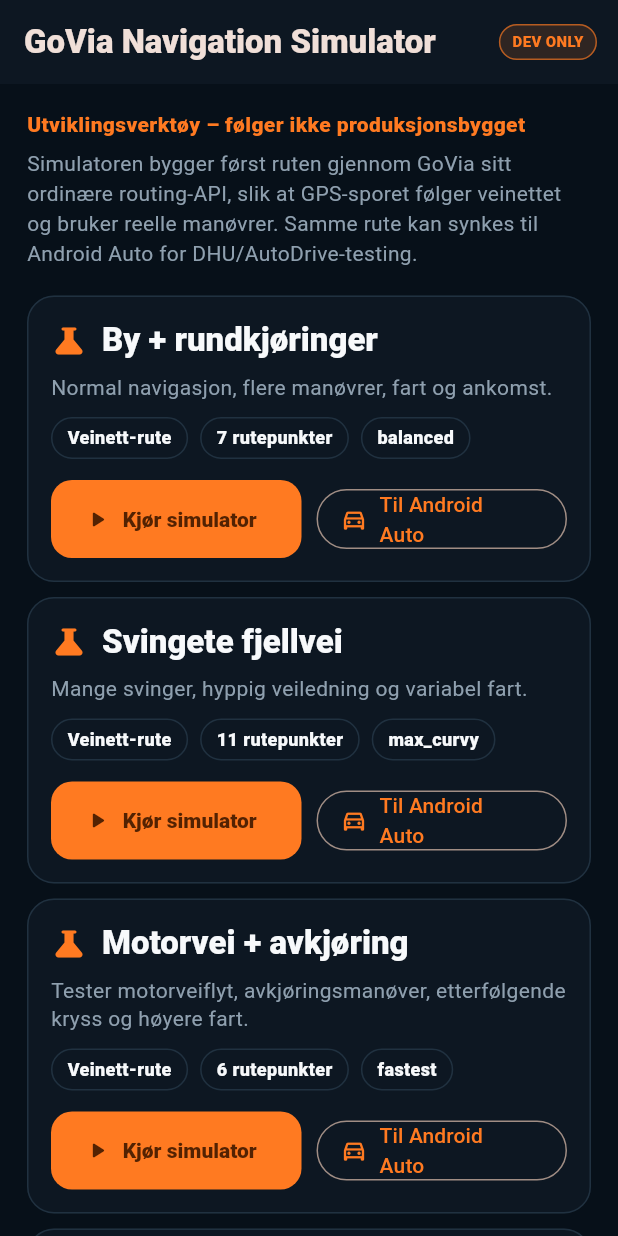
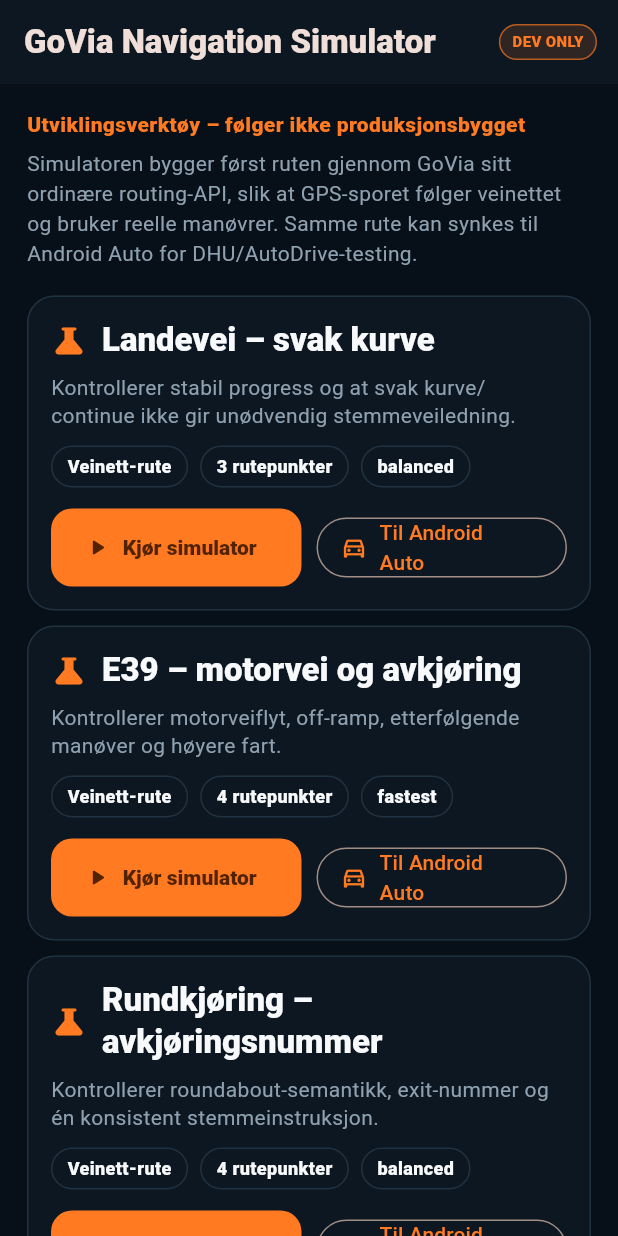
Before and after one commit to rengelse/GoVia-Mobile, a Flutter app: the NavigationSimulatorScreen screen opened directly, on a phone screen of 412 x 824 dp. Run offline on Flutter 3.47's test engine with Material 3 defaults, Android fonts, the phone set to English and light mode, and no system bars; our stand-ins replace flutter_secure_storage, flutter_tts, geolocator, image_picker, open_filex, package_info_plus and 3 more; missing offline and left inert: maplibre_gl, mobile_scanner; accounts and stored records are empty; network calls fail.

Commit message:
v0.1.126

```diff
--- a/lib/dev/navigation_simulator/navigation_simulator_screen.dart
+++ b/lib/dev/navigation_simulator/navigation_simulator_screen.dart
@@ -84,7 +84,7 @@
         });
       }
       final route = parseNavigationSimulatorRoadRoute(response, scenario: scenario);
-      if (scenario.id == 'urban' && !hasRoundaboutSemantic(route.maneuvers) && mounted) {
+      if (scenario.id == 'roundabout' && !hasRoundaboutSemantic(route.maneuvers) && mounted) {
         ScaffoldMessenger.of(context).showSnackBar(
           const SnackBar(
             content: Text('Rundkjøringsdiagnostikk: verken route- eller guidance-kilden leverte roundabout-semantikk. Dette er et routing/provider-gap.'),
--- a/lib/dev/navigation_simulator/simulator_models.dart
+++ b/lib/dev/navigation_simulator/simulator_models.dart
@@ -57,105 +57,129 @@
 
 List<NavigationSimulatorScenario> buildNavigationSimulatorScenarios() => [
       _scenario(
-        id: 'urban',
-        name: 'By + rundkjøringer',
-        description: 'Normal navigasjon, flere manøvrer, fart og ankomst.',
+        id: 'country-road',
+        name: 'Landevei – svak kurve',
+        description: 'Kontrollerer stabil progress og at svak kurve/continue ikke gir unødvendig stemmeveiledning.',
         points: const [
-          GeoPoint(lat: 60.3913, lon: 5.3221),
-          GeoPoint(lat: 60.3926, lon: 5.3273),
-          GeoPoint(lat: 60.3952, lon: 5.3310),
-          GeoPoint(lat: 60.3987, lon: 5.3330),
-          GeoPoint(lat: 60.4021, lon: 5.3302),
-          GeoPoint(lat: 60.4055, lon: 5.3250),
-          GeoPoint(lat: 60.4082, lon: 5.3190),
+          GeoPoint(lat: 60.3318, lon: 5.3118),
+          GeoPoint(lat: 60.3257, lon: 5.3168),
+          GeoPoint(lat: 60.3192, lon: 5.3209),
         ],
         instructions: const [
-          ('depart', 'straight', 'Kjør nordover', 'Kaigaten'),
-          ('turn', 'right', 'Ta til høyre', 'Strømgaten'),
-          ('roundabout', 'right', 'Ta andre avkjøring i rundkjøringen', 'Åsaneveien'),
-          ('turn', 'left', 'Ta til venstre', 'Myrdalsvegen'),
-          ('turn', 'right', 'Hold til høyre', 'Liamyrane'),
-          ('arrive', '', 'Målet er på høyre side', ''),
+          ('depart', 'straight', 'Start', 'Osvegen'),
+          ('continue', 'slight_right', 'Følg veien', 'Osvegen'),
+          ('arrive', '', 'Du er fremme', ''),
         ],
         profile: 'balanced',
-        speedMps: 13.9,
+        speedMps: 18.0,
       ),
       _scenario(
-        id: 'curvy',
-        name: 'Svingete fjellvei',
-        description: 'Mange svinger, hyppig veiledning og variabel fart.',
+        id: 'motorway-exit',
+        name: 'E39 – motorvei og avkjøring',
+        description: 'Kontrollerer motorveiflyt, off-ramp, etterfølgende manøver og høyere fart.',
         points: const [
-          GeoPoint(lat: 60.4322, lon: 5.3945),
-          GeoPoint(lat: 60.4350, lon: 5.4010),
-          GeoPoint(lat: 60.4381, lon: 5.3980),
-          GeoPoint(lat: 60.4410, lon: 5.4055),
-          GeoPoint(lat: 60.4444, lon: 5.4013),
-          GeoPoint(lat: 60.4470, lon: 5.4095),
-          GeoPoint(lat: 60.4501, lon: 5.4040),
-          GeoPoint(lat: 60.4530, lon: 5.4122),
-          GeoPoint(lat: 60.4562, lon: 5.4080),
-          GeoPoint(lat: 60.4590, lon: 5.4160),
-          GeoPoint(lat: 60.4620, lon: 5.4115),
+          GeoPoint(lat: 60.3638, lon: 5.3512),
+          GeoPoint(lat: 60.3492, lon: 5.3508),
+          GeoPoint(lat: 60.3340, lon: 5.3468),
+          GeoPoint(lat: 60.3207, lon: 5.3408),
         ],
         instructions: const [
-          ('depart', 'straight', 'Start på fjellveien', 'Gullfjellsvegen'),
-          ('turn', 'right', 'Sving skarpt til høyre', 'Gullfjellsvegen'),
-          ('turn', 'left', 'Sving til venstre', 'Gullfjellsvegen'),
-          ('turn', 'right', 'Hold til høyre', 'Fjellvegen'),
-          ('turn', 'left', 'Ta til venstre', 'Fjellvegen'),
-          ('turn', 'right', 'Sving til høyre', 'Fjellvegen'),
-          ('turn', 'left', 'Hold til venstre', 'Fjellvegen'),
-          ('arrive', '', 'Du er fremme ved utsiktspunktet', ''),
-        ],
-        profile: 'max_curvy',
-        speedMps: 9.7,
-      ),
-      _scenario(
-        id: 'motorway',
-        name: 'Motorvei + avkjøring',
-        description: 'Tester motorveiflyt, avkjøringsmanøver, etterfølgende kryss og høyere fart.',
-        points: const [
-          GeoPoint(lat: 60.3786, lon: 5.3372),
-          GeoPoint(lat: 60.3630, lon: 5.3517),
-          GeoPoint(lat: 60.3462, lon: 5.3510),
-          GeoPoint(lat: 60.3290, lon: 5.3445),
-          GeoPoint(lat: 60.3115, lon: 5.3375),
-          GeoPoint(lat: 60.2980, lon: 5.3260),
-        ],
-        instructions: const [
-          ('depart', 'straight', 'Kjør inn på hovedveien', 'E39'),
-          ('off_ramp', 'right', 'Ta neste avkjøring', 'Rv580'),
-          ('turn', 'left', 'Ta til venstre etter avkjøringen', 'Flyplassvegen'),
+          ('depart', 'straight', 'Kjør inn på E39', 'E39'),
+          ('off_ramp', 'right', 'Ta avkjøringen', 'Fjøsangerveien'),
+          ('turn', 'right', 'Ta til høyre', 'Fjøsangerveien'),
           ('arrive', '', 'Du er fremme', ''),
         ],
         profile: 'fastest',
-        speedMps: 22.2,
+        speedMps: 23.0,
       ),
       _scenario(
-        id: 'stress',
-        name: 'Stress / feilkjøring',
-        description: 'GPS-jitter, GPS-tap, kø, stopp, off-route, reroute og ankomst.',
+        id: 'roundabout',
+        name: 'Rundkjøring – avkjøringsnummer',
+        description: 'Kontrollerer roundabout-semantikk, exit-nummer og én konsistent stemmeinstruksjon.',
+        points: const [
+          GeoPoint(lat: 60.2939, lon: 5.3303),
+          GeoPoint(lat: 60.2912, lon: 5.3278),
+          GeoPoint(lat: 60.2887, lon: 5.3319),
+          GeoPoint(lat: 60.2867, lon: 5.3370),
+        ],
+        instructions: const [
+          ('depart', 'straight', 'Start', 'Laguneveien'),
+          ('roundabout', 'right', 'Ta tredje avkjøring i rundkjøringen', 'Fanavegen'),
+          ('arrive', '', 'Du er fremme', ''),
+        ],
+        profile: 'balanced',
+        speedMps: 11.0,
+      ),
+      _scenario(
+        id: 'intersection',
+        name: 'Kryss – tydelig høyresving',
+        description: 'Kontrollerer vanlig turn-manøver uten å blande inn rundkjøring eller motorvei.',
+        points: const [
+          GeoPoint(lat: 60.3897, lon: 5.3330),
+          GeoPoint(lat: 60.3881, lon: 5.3373),
+          GeoPoint(lat: 60.3858, lon: 5.3397),
+        ],
+        instructions: const [
+          ('depart', 'straight', 'Start', 'Nygårdsgaten'),
+          ('turn', 'right', 'Ta til høyre', 'Møllendalsveien'),
+          ('arrive', '', 'Du er fremme', ''),
+        ],
+        profile: 'balanced',
+        speedMps: 9.0,
+      ),
+      _scenario(
+        id: 'speed-limits',
+        name: 'Fartsgrenser – 80 → 60 → 40',
+        description: 'Kontrollerer at provider-/simulatorseksjoner følger ruteprogress og vises korrekt.',
+        points: const [
+          GeoPoint(lat: 60.3095, lon: 5.3395),
+          GeoPoint(lat: 60.3020, lon: 5.3325),
+          GeoPoint(lat: 60.2950, lon: 5.3250),
+          GeoPoint(lat: 60.2890, lon: 5.3180),
+        ],
+        instructions: const [
+          ('depart', 'straight', 'Start', 'E39'),
+          ('continue', 'straight', 'Fortsett', 'E39'),
+          ('arrive', '', 'Du er fremme', ''),
+        ],
+        profile: 'fastest',
+        speedMps: 18.0,
+      ),
+      _scenario(
+        id: 'reroute',
+        name: 'Reroute – feilkjøring',
+        description: 'Kjører automatisk GPS-avvik for å kontrollere deviation, reroute og retur til aktiv navigasjon.',
         points: const [
           GeoPoint(lat: 60.3770, lon: 5.3320),
-          GeoPoint(lat: 60.3800, lon: 5.3400),
-          GeoPoint(lat: 60.3840, lon: 5.3470),
-          GeoPoint(lat: 60.3890, lon: 5.3520),
-          GeoPoint(lat: 60.3940, lon: 5.3490),
-          GeoPoint(lat: 60.3990, lon: 5.3420),
-          GeoPoint(lat: 60.4040, lon: 5.3350),
-          GeoPoint(lat: 60.4090, lon: 5.3290),
+          GeoPoint(lat: 60.3810, lon: 5.3400),
+          GeoPoint(lat: 60.3860, lon: 5.3470),
+          GeoPoint(lat: 60.3920, lon: 5.3490),
         ],
         instructions: const [
-          ('depart', 'straight', 'Kjør rett frem', 'Fjøsangerveien'),
+          ('depart', 'straight', 'Start', 'Fjøsangerveien'),
           ('turn', 'left', 'Ta til venstre', 'Minde allé'),
           ('turn', 'right', 'Ta til høyre', 'Nattlandsveien'),
-          ('turn', 'left', 'Hold til venstre', 'Haukelandsveien'),
-          ('turn', 'right', 'Ta til høyre', 'Årstadveien'),
           ('arrive', '', 'Du er fremme', ''),
         ],
-        profile: 'scenic',
+        profile: 'balanced',
         speedMps: 12.0,
         autoStress: true,
+      ),
+      _scenario(
+        id: 'arrival',
+        name: 'Ankomst – fullføringsflyt',
+        description: 'Kort rute for ARRIVED → fullføringsdialog → COMPLETED/avsluttet navigasjon.',
+        points: const [
+          GeoPoint(lat: 60.3925, lon: 5.3233),
+          GeoPoint(lat: 60.3940, lon: 5.3270),
+          GeoPoint(lat: 60.3957, lon: 5.3298),
+        ],
+        instructions: const [
+          ('depart', 'straight', 'Start', 'Lars Hilles gate'),
+          ('arrive', '', 'Du er fremme', ''),
+        ],
+        profile: 'balanced',
+        speedMps: 8.0,
       ),
     ];
 
@@ -310,7 +334,7 @@
     maneuvers: maneuvers,
     speedLimitSections: providerSpeedLimits.isNotEmpty
         ? providerSpeedLimits
-        : _simulatorSpeedLimitSections(distanceMeters),
+        : _simulatorSpeedLimitSections(distanceMeters, geometry.length),
     guidanceSource: raw['guidanceSource']?.toString() ?? 'route-provider',
     official: true,
   );
@@ -318,17 +342,22 @@
 
 
 
-List<RouteSpeedLimitSection> _simulatorSpeedLimitSections(int distanceMeters) {
+List<RouteSpeedLimitSection> _simulatorSpeedLimitSections(int distanceMeters, int geometryPointCount) {
   if (distanceMeters <= 0) return const [];
   final cuts = <double>[0.0, 0.18, 0.42, 0.72, 0.90, 1.0];
   final speeds = <int>[30, 50, 80, 60, 50];
   return List.generate(speeds.length, (index) {
     final start = (distanceMeters * cuts[index]).round();
     final end = (distanceMeters * cuts[index + 1]).round().clamp(start + 1, distanceMeters).toInt();
+    final lastPathIndex = (geometryPointCount - 1).clamp(1, 1 << 30).toInt();
+    final startPathIndex = (lastPathIndex * cuts[index]).floor().clamp(0, lastPathIndex - 1).toInt();
+    final endPathIndex = (lastPathIndex * cuts[index + 1]).ceil().clamp(startPathIndex + 1, lastPathIndex).toInt();
     return RouteSpeedLimitSection(
       startDistanceMeters: start,
       endDistanceMeters: end,
       speedLimitKph: speeds[index],
+      startPathIndex: startPathIndex,
+      endPathIndex: endPathIndex,
       source: 'simulator',
       confidence: 1.0,
     );
--- a/pubspec.yaml
+++ b/pubspec.yaml
@@ -1,7 +1,7 @@
 name: govia_mobile
 description: GoVia Mobile - planlegg, naviger og opplev turen.
 publish_to: 'none'
-version: 0.1.125+126
+version: 0.1.126+127
 environment:
   sdk: '>=3.7.0 <4.0.0'
 
```
Also changed, not shown: lib/app/app_state.dart (+12 -0 lines), lib/features/navigation/domain/navigation_voice_localizer.dart (added, +64 -0 lines), lib/features/navigation/presentation/navigation_screen.dart (+70 -8 lines), lib/features/profile/presentation/profile_screen.dart (+29 -0 lines), 10 other files.
